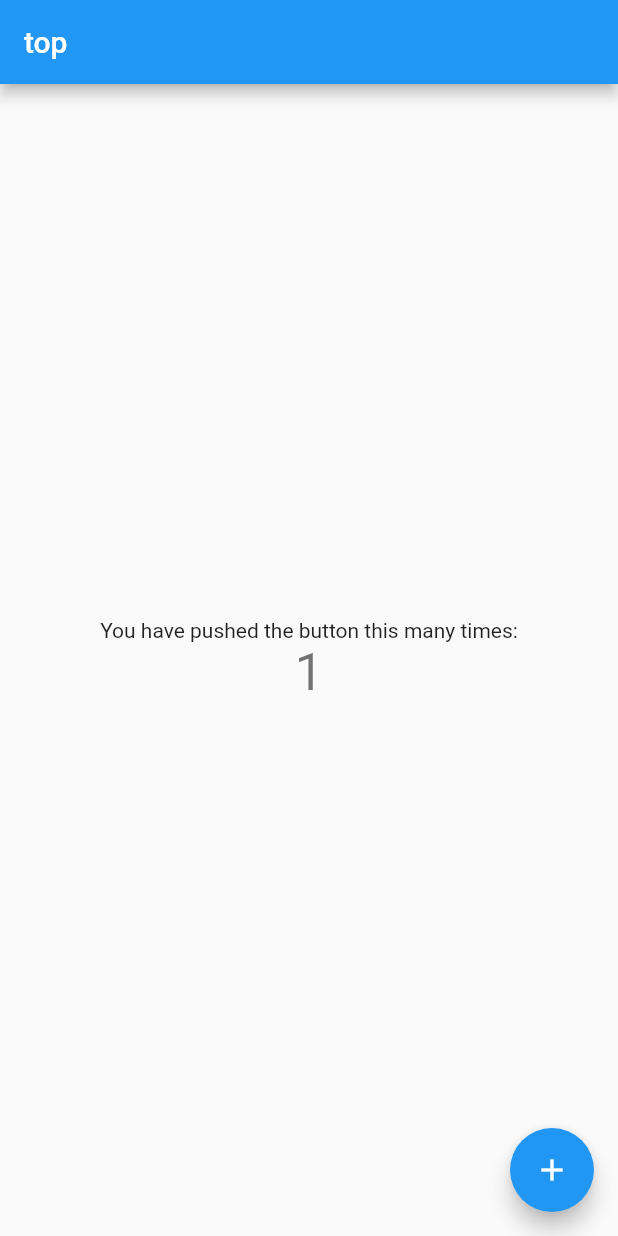
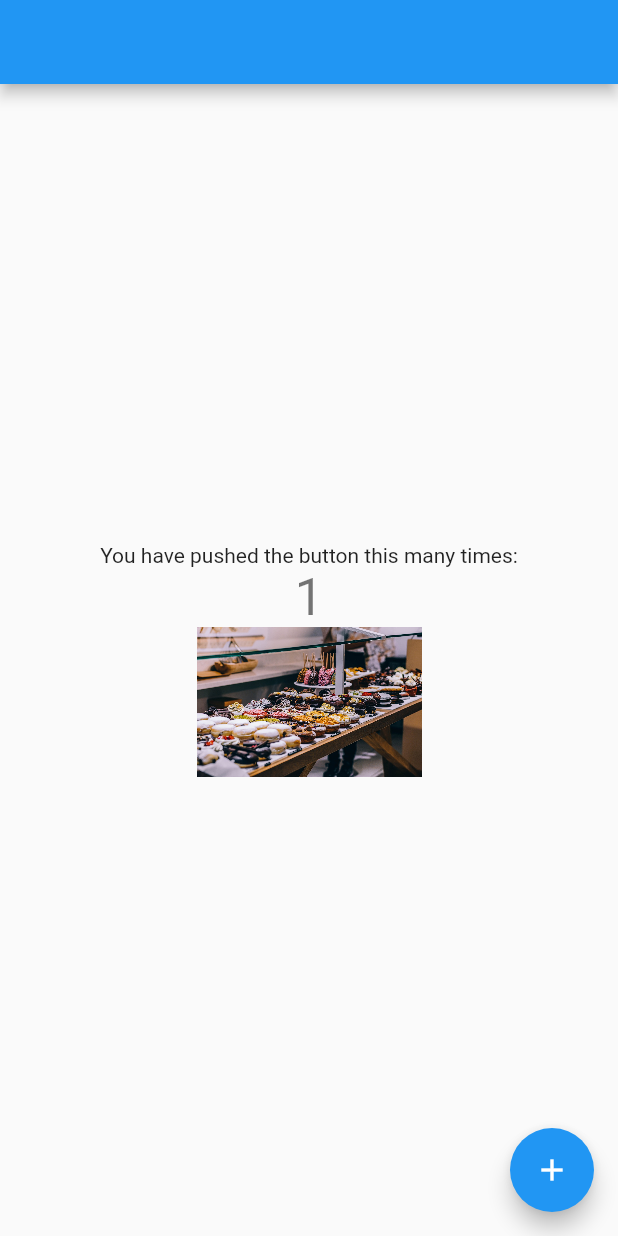
Before and after one commit to takashi11171117/flutter_sample2, a Flutter app: the screen it shows after launch, after a tap on the "add" icon, on a phone screen of 412 x 824 dp. Run offline on Flutter 3.47's test engine with Material 2 defaults, Android fonts, the phone set to English and light mode, and no system bars.

Commit message:
add asset setting and modify about null safety

```diff
--- /dev/null
+++ b/lib/gen/assets.gen.dart
@@ -0,0 +1,71 @@
+/// GENERATED CODE - DO NOT MODIFY BY HAND
+/// *****************************************************
+///  FlutterGen
+/// *****************************************************
+
+import 'package:flutter/widgets.dart';
+
+class $AssetsImagesGen {
+  const $AssetsImagesGen();
+
+  AssetGenImage get abundance =>
+      const AssetGenImage('assets/images/abundance.jpg');
+}
+
+class Assets {
+  Assets._();
+
+  static const $AssetsImagesGen images = $AssetsImagesGen();
+}
+
+class AssetGenImage extends AssetImage {
+  const AssetGenImage(String assetName)
+      : _assetName = assetName,
+        super(assetName);
+  final String _assetName;
+
+  Image image({
+    Key? key,
+    ImageFrameBuilder? frameBuilder,
+    ImageLoadingBuilder? loadingBuilder,
+    ImageErrorWidgetBuilder? errorBuilder,
+    String? semanticLabel,
+    bool excludeFromSemantics = false,
+    double? width,
+    double? height,
+    Color? color,
+    BlendMode? colorBlendMode,
+    BoxFit? fit,
+    AlignmentGeometry alignment = Alignment.center,
+    ImageRepeat repeat = ImageRepeat.noRepeat,
+    Rect? centerSlice,
+    bool matchTextDirection = false,
+    bool gaplessPlayback = false,
+    bool isAntiAlias = false,
+    FilterQuality filterQuality = FilterQuality.low,
+  }) {
+    return Image(
+      key: key,
+      image: this,
+      frameBuilder: frameBuilder,
+      loadingBuilder: loadingBuilder,
+      errorBuilder: errorBuilder,
+      semanticLabel: semanticLabel,
+      excludeFromSemantics: excludeFromSemantics,
+      width: width,
+      height: height,
+      color: color,
+      colorBlendMode: colorBlendMode,
+      fit: fit,
+      alignment: alignment,
+      repeat: repeat,
+      centerSlice: centerSlice,
+      matchTextDirection: matchTextDirection,
+      gaplessPlayback: gaplessPlayback,
+      isAntiAlias: isAntiAlias,
+      filterQuality: filterQuality,
+    );
+  }
+
+  String get path => _assetName;
+}
--- a/lib/main.dart
+++ b/lib/main.dart
@@ -1,6 +1,7 @@
 import 'package:flutter/material.dart';
 
 import 'environment_config.dart' as env;
+import 'gen/assets.gen.dart';
 
 void main() {
   runApp(MyApp());
@@ -15,13 +16,13 @@ class MyApp extends StatelessWidget {
       theme: ThemeData(
         primaryColor: Colors.blue,
       ),
-      home: const MyHomePage(title: 'top'),
+      home: const MyHomePage(),
     );
   }
 }
 
 class MyHomePage extends StatefulWidget {
-  const MyHomePage({Key key, this.title}) : super(key: key);
+  const MyHomePage({Key? key, this.title = ''}) : super(key: key);
 
   final String title;
 
@@ -55,6 +56,9 @@ class _MyHomePageState extends State<MyHomePage> {
               '$_counter',
               style: Theme.of(context).textTheme.headline4,
             ),
+            Assets.images.abundance.image(
+              width: 150,
+            ),
           ],
         ),
       ),
--- a/pubspec.yaml
+++ b/pubspec.yaml
@@ -2,14 +2,16 @@ name: flutter_sample2
 description: A new Flutter application.
 version: 1.0.0+1
 environment:
-  sdk: ">=2.7.0 <3.0.0"
+  sdk: ">=2.12.0 <3.0.0"
 dependencies:
   flutter:
     sdk: flutter
-  cupertino_icons: ^1.0.0
+  cupertino_icons: ^1.0.2
 dev_dependencies:
   flutter_test:
     sdk: flutter
   pedantic_mono:
 flutter:
   uses-material-design: true
+  assets:
+    - assets/images/
```
Also changed, not shown: analysis_options.yaml (+14 -1 lines), assets/images/abundance.jpg (added), pubspec.lock.
